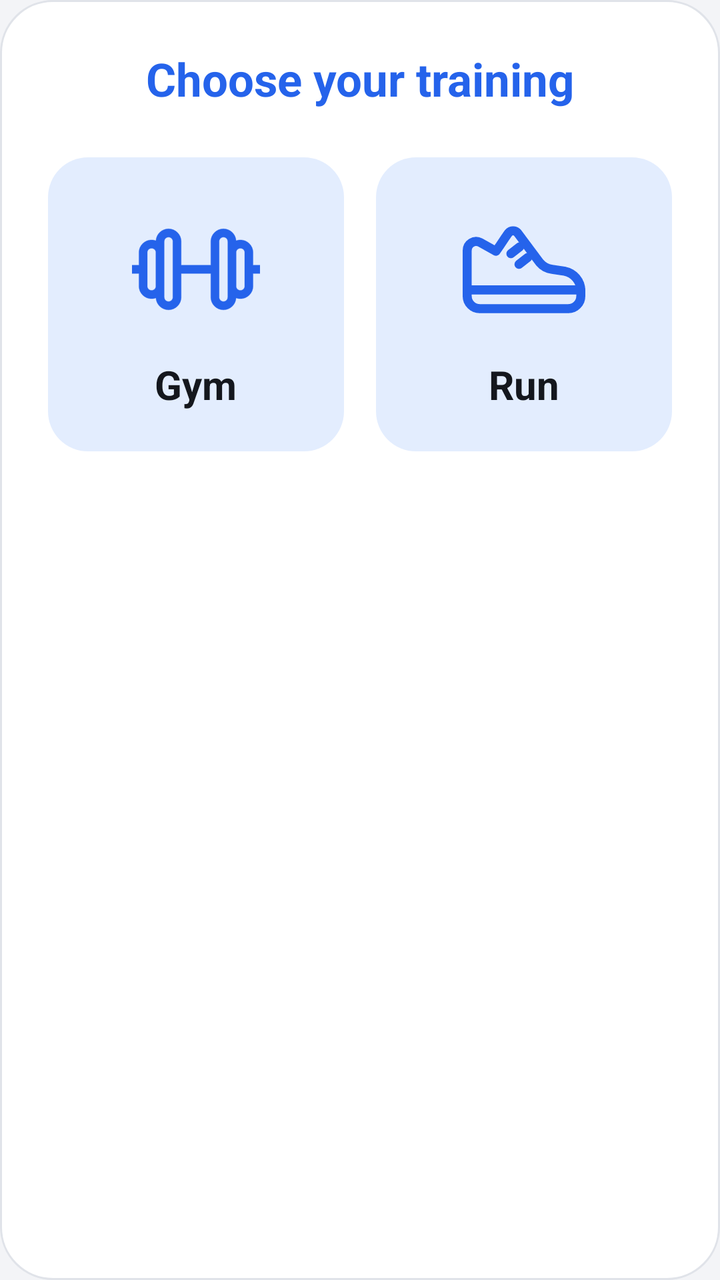
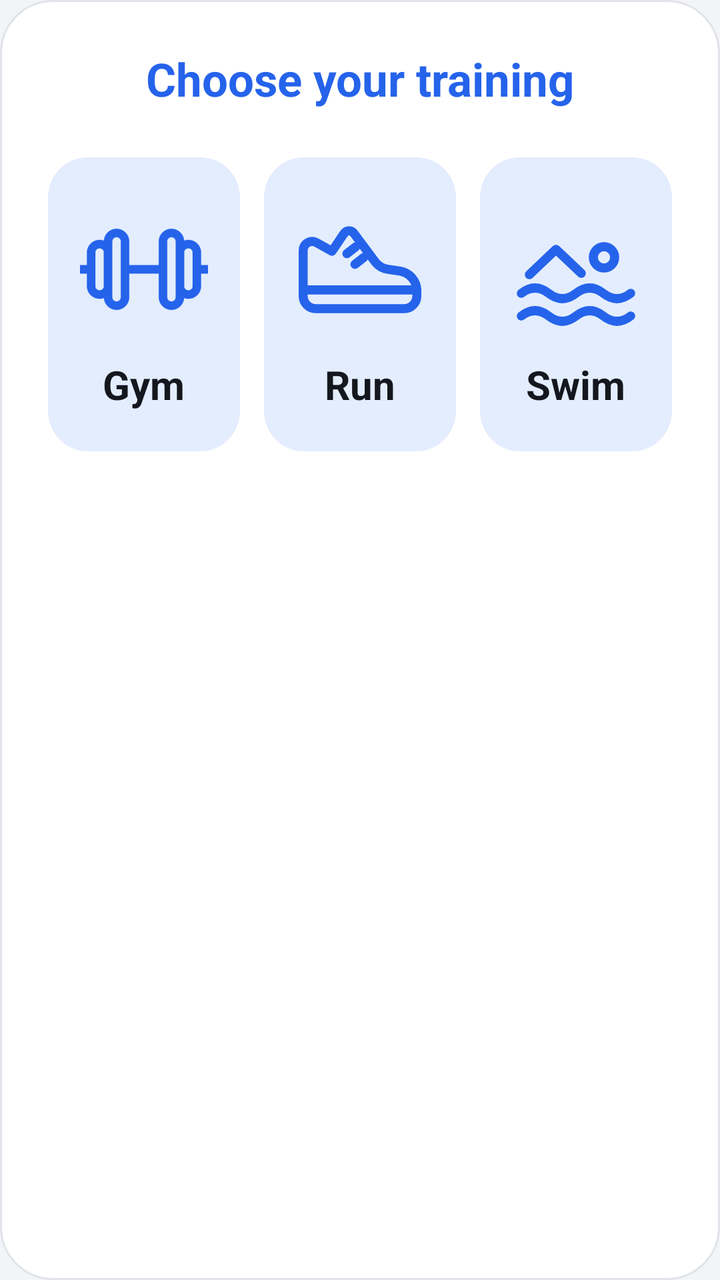

An Android layout rendered at two revisions. The XML below is the earlier revision; the diff shows what the commit changed to produce the second picture.
<!-- AndroidManifest.xml: application theme Theme.GymBro -->
<!-- res/layout/dialog_training_type.xml -->
<?xml version="1.0" encoding="utf-8"?>
<LinearLayout xmlns:android="http://schemas.android.com/apk/res/android"
    android:layout_width="match_parent"
    android:layout_height="wrap_content"
    android:layout_margin="24dp"
    android:orientation="vertical"
    android:padding="24dp"
    android:background="@drawable/modal_background">

    <TextView
        style="@style/ModalTitleStyle"
        android:text="@string/choose_training"/>

    
    <View
        android:layout_width="match_parent"
        android:layout_height="24dp"/>

    <LinearLayout
        android:layout_width="match_parent"
        android:layout_height="wrap_content"
        android:orientation="horizontal">

        
        <LinearLayout
            android:id="@+id/gymOption"
            style="@style/TrainingOptionStyle">

            <ImageView
                style="@style/TrainingOptionIconStyle"
                android:src="@drawable/dumbbell_icon"
                android:importantForAccessibility="no"/>

            <TextView
                style="@style/TrainingOptionTextStyle"
                android:text="@string/gym"/>

        </LinearLayout>

        
        <View
            android:layout_width="16dp"
            android:layout_height="match_parent"/>

        
        <LinearLayout
            android:id="@+id/runOption"
            style="@style/TrainingOptionStyle">

            <ImageView
                style="@style/TrainingOptionIconStyle"
                android:src="@drawable/shoe_icon"
                android:importantForAccessibility="no"/>

            <TextView
                style="@style/TrainingOptionTextStyle"
                android:text="@string/run"/>

        </LinearLayout>

    </LinearLayout>

</LinearLayout>
<!-- resources referenced by this layout -->
<resources>
  <!-- drawable modal_background (drawable) -->
  <?xml version="1.0" encoding="utf-8"?>
  <shape xmlns:android="http://schemas.android.com/apk/res/android"
      android:shape="rectangle">
  
      <solid android:color="@color/elevated"/>
      <corners android:radius="26dp"/>
      <stroke
          android:width="1dp"
          android:color="@color/outline"/>
  
  </shape>
  <string name="choose_training">Choose your training</string>
  <string name="gym">Gym</string>
  <string name="run">Run</string>
  <style name="ModalTitleStyle">
          <item name="android:layout_width">match_parent</item>
          <item name="android:layout_height">wrap_content</item>
          <item name="android:gravity">center</item>
          <item name="android:textStyle">bold</item>
          <item name="android:textColor">?attr/accentTextColor</item>
          <item name="android:textSize">23sp</item>
      </style>
  <style name="TrainingOptionIconStyle">
          <item name="android:layout_width">64dp</item>
          <item name="android:layout_height">64dp</item>
          <item name="android:scaleType">fitCenter</item>
          <item name="android:tint">?attr/accentTextColor</item>
      </style>
  <style name="TrainingOptionTextStyle">
          <item name="android:layout_width">wrap_content</item>
          <item name="android:layout_height">wrap_content</item>
          <item name="android:layout_marginTop">12dp</item>
          <item name="android:textStyle">bold</item>
          <item name="android:textColor">@color/textPrimary</item>
          <item name="android:textSize">20sp</item>
      </style>
  <color name="icon">#1F242C</color>
  <color name="elevated">#FFFFFF</color>
  <color name="outline">#E0E3E9</color>
  <!-- drawable training_option_background (drawable) -->
  <?xml version="1.0" encoding="utf-8"?>
  <ripple xmlns:android="http://schemas.android.com/apk/res/android"
      android:color="@color/ripple">
  
      <item>
          <shape android:shape="rectangle">
              <solid android:color="?attr/accentSoftColor"/>
              <corners android:radius="20dp"/>
          </shape>
      </item>
  
  </ripple>
  <color name="textPrimary">#14171D</color>
  <style name="Base.Theme.GymBro" parent="android:Theme.Material.Light.NoActionBar" />
  <color name="background">#F3F4F7</color>
  <color name="textSecondary">#626A77</color>
  <color name="accent_blue">#3B82F6</color>
  <color name="accent_blue_on">#FFFFFF</color>
  <color name="accent_blue_text">#2563EB</color>
  <color name="accent_blue_soft">#243B82F6</color>
  <color name="ripple">#1A10131A</color>
  <!-- unchanged entries left out for length: 4 -->
</resources>

<!-- the commit's change to res/layout/dialog_training_type.xml (unified diff, before → after) -->
@@ -39,7 +39,7 @@
 
         
         <View
-            android:layout_width="16dp"
+            android:layout_width="12dp"
             android:layout_height="match_parent"/>
 
         
@@ -58,6 +58,27 @@
 
         </LinearLayout>
 
+        
+        <View
+            android:layout_width="12dp"
+            android:layout_height="match_parent"/>
+
+        
+        <LinearLayout
+            android:id="@+id/swimOption"
+            style="@style/TrainingOptionStyle">
+
+            <ImageView
+                style="@style/TrainingOptionIconStyle"
+                android:src="@drawable/swim_icon"
+                android:importantForAccessibility="no"/>
+
+            <TextView
+                style="@style/TrainingOptionTextStyle"
+                android:text="@string/swim"/>
+
+        </LinearLayout>
+
     </LinearLayout>
 
 </LinearLayout>
<!-- resource entries referenced after the edit -->
@@ -12,9 +12,23 @@
           android:color="@color/outline"/>
   
   </shape>
+  <!-- drawable swim_icon (drawable) -->
+  <vector xmlns:android="http://schemas.android.com/apk/res/android" android:height="64dp" android:viewportHeight="24" android:viewportWidth="24" android:width="64dp">
+  
+      
+      <path android:fillColor="#00000000" android:pathData="M19.25,9.75a2,2 0,1 1,-4 0a2,2 0,1 1,4 0Z" android:strokeColor="@color/icon" android:strokeWidth="1.7"/>
+  
+      
+      <path android:fillColor="#00000000" android:pathData="M3.25,13L8.25,8.25L13,12.75" android:strokeColor="@color/icon" android:strokeLineCap="round" android:strokeLineJoin="round" android:strokeWidth="1.7"/>
+  
+      
+      <path android:fillColor="#00000000" android:pathData="M1.75,16.5q2.5625,-2 5.125,0t5.125,0t5.125,0t5.125,0M1.75,20.75q2.5625,-2 5.125,0t5.125,0t5.125,0t5.125,0" android:strokeColor="@color/icon" android:strokeLineCap="round" android:strokeLineJoin="round" android:strokeWidth="1.7"/>
+  
+  </vector>
   <string name="choose_training">Choose your training</string>
   <string name="gym">Gym</string>
   <string name="run">Run</string>
+  <string name="swim">Swim</string>
   <style name="ModalTitleStyle">
           <item name="android:layout_width">match_parent</item>
           <item name="android:layout_height">wrap_content</item>
